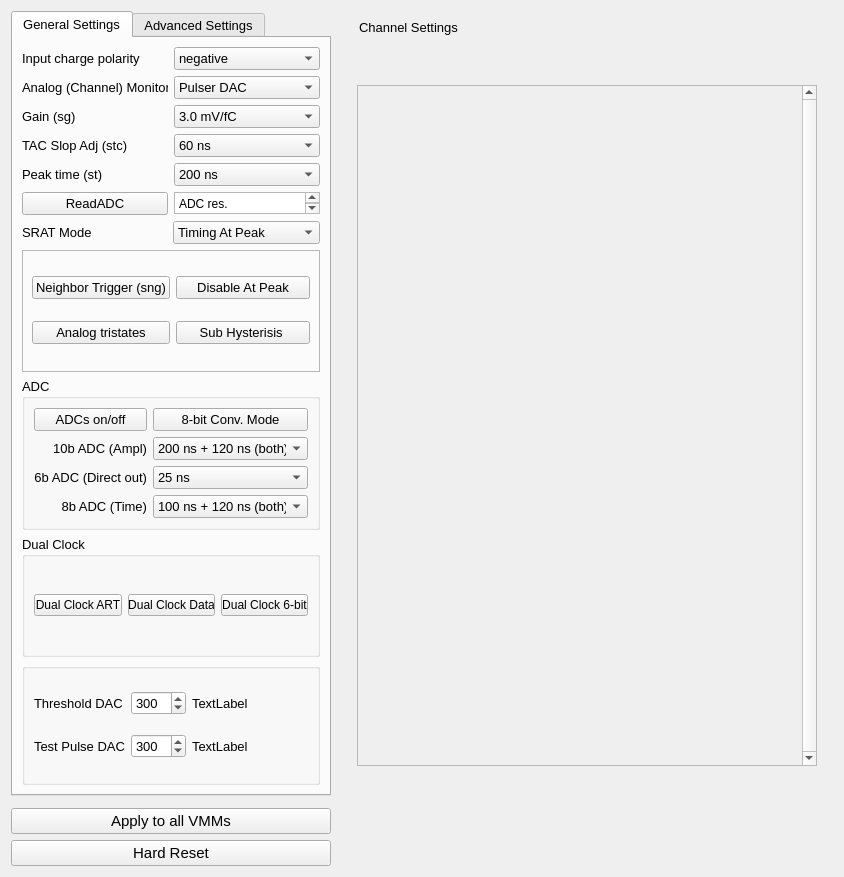
Before: the Qt Designer form src/vmm_window.ui in YanzhaoW/vmmsc, drawn with Qt 5.
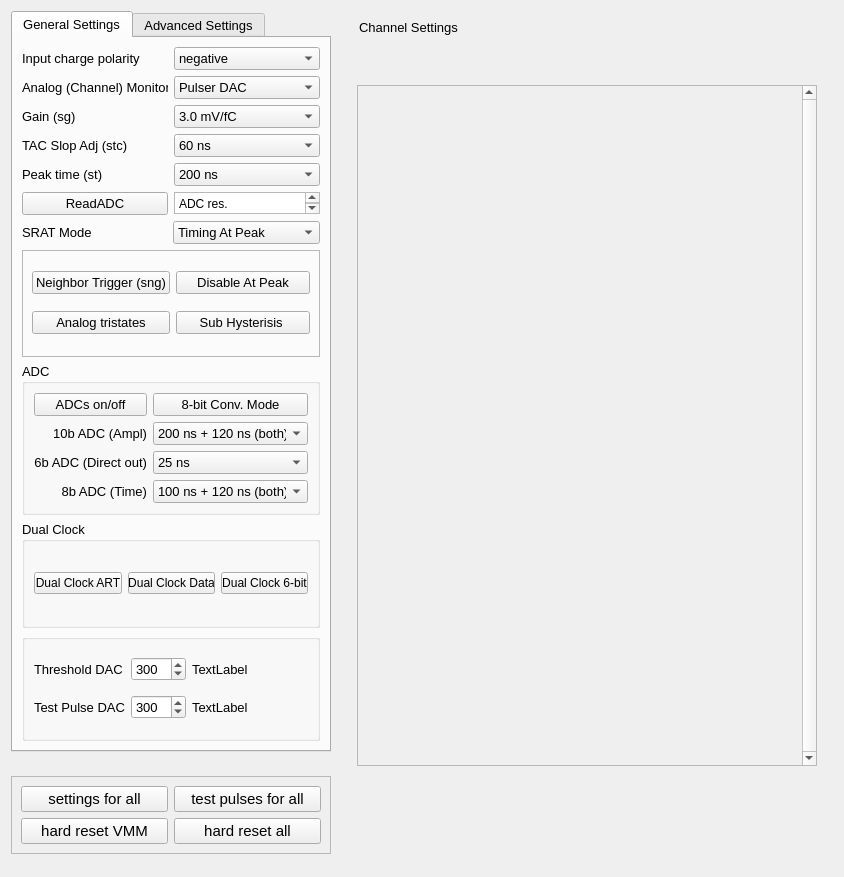
After: the same form once the commit is applied.

Commit message: not working version, work in progress (calibration, vmm window buttons)

What changed in the file:
```diff
--- a/src/vmm_window.ui
+++ b/src/vmm_window.ui
@@ -32,6 +32,115 @@
    <string>Form</string>
   </property>
   <layout class="QGridLayout" name="gridLayout_4">
+   <item row="4" column="0">
+    <widget class="QFrame" name="frame_2">
+     <property name="sizePolicy">
+      <sizepolicy hsizetype="Preferred" vsizetype="Fixed">
+       <horstretch>0</horstretch>
+       <verstretch>0</verstretch>
+      </sizepolicy>
+     </property>
+     <property name="minimumSize">
+      <size>
+       <width>0</width>
+       <height>50</height>
+      </size>
+     </property>
+     <property name="frameShape">
+      <enum>QFrame::StyledPanel</enum>
+     </property>
+     <property name="frameShadow">
+      <enum>QFrame::Raised</enum>
+     </property>
+     <layout class="QGridLayout" name="gridLayout_9">
+      <item row="1" column="1">
+       <widget class="QPushButton" name="vmmResetAll">
+        <property name="sizePolicy">
+         <sizepolicy hsizetype="Expanding" vsizetype="Fixed">
+          <horstretch>0</horstretch>
+          <verstretch>0</verstretch>
+         </sizepolicy>
+        </property>
+        <property name="minimumSize">
+         <size>
+          <width>0</width>
+          <height>25</height>
+         </size>
+        </property>
+        <property name="font">
+         <font>
+          <family>Arial</family>
+          <pointsize>11</pointsize>
+         </font>
+        </property>
+        <property name="text">
+         <string>hard reset all</string>
+        </property>
+       </widget>
+      </item>
+      <item row="1" column="0">
+       <widget class="QPushButton" name="vmmReset">
+        <property name="enabled">
+         <bool>true</bool>
+        </property>
+        <property name="sizePolicy">
+         <sizepolicy hsizetype="Expanding" vsizetype="Fixed">
+          <horstretch>0</horstretch>
+          <verstretch>0</verstretch>
+         </sizepolicy>
+        </property>
+        <property name="minimumSize">
+         <size>
+          <width>0</width>
+          <height>25</height>
+         </size>
+        </property>
+        <property name="font">
+         <font>
+          <family>Arial</family>
+          <pointsize>11</pointsize>
+         </font>
+        </property>
+        <property name="text">
+         <string>hard reset VMM</string>
+        </property>
+       </widget>
+      </item>
+      <item row="0" column="0">
+       <widget class="QPushButton" name="ApplyAll">
+        <property name="minimumSize">
+         <size>
+          <width>0</width>
+          <height>25</height>
+         </size>
+        </property>
+        <property name="font">
+         <font>
+          <family>Arial</family>
+          <pointsize>11</pointsize>
+         </font>
+        </property>
+        <property name="text">
+         <string extracomment="Applies the settings of current VMM to all activated VMMs">settings for all</string>
+        </property>
+       </widget>
+      </item>
+      <item row="0" column="1">
+       <widget class="QPushButton" name="TestPulsesAll">
+        <property name="font">
+         <font>
+          <family>Arial</family>
+          <pointsize>11</pointsize>
+         </font>
+        </property>
+        <property name="text">
+         <string>test pulses for all</string>
+        </property>
+       </widget>
+      </item>
+     </layout>
+    </widget>
+   </item>
    <item row="0" column="0">
     <widget class="QTabWidget" name="tabWidget_4">
      <property name="maximumSize">
@@ -1653,35 +1762,7 @@
      </widget>
     </widget>
    </item>
-   <item row="3" column="0">
-    <widget class="QPushButton" name="vmmReset">
-     <property name="enabled">
-      <bool>true</bool>
-     </property>
-     <property name="font">
-      <font>
-       <family>Arial</family>
-       <pointsize>11</pointsize>
-      </font>
-     </property>
-     <property name="text">
-      <string>Hard Reset</string>
-     </property>
-    </widget>
-   </item>
-   <item row="2" column="0">
-    <widget class="QPushButton" name="ApplyAll">
-     <property name="font">
-      <font>
-       <pointsize>11</pointsize>
-      </font>
-     </property>
-     <property name="text">
-      <string extracomment="Applies the settings of current VMM to all activated VMMs">Apply to all VMMs</string>
-     </property>
-    </widget>
-   </item>
-   <item row="0" column="1" rowspan="4">
+   <item row="0" column="1" rowspan="7">
     <widget class="QWidget" name="widget" native="true">
      <property name="minimumSize">
       <size>
```
The commit also changes 17 other files.
